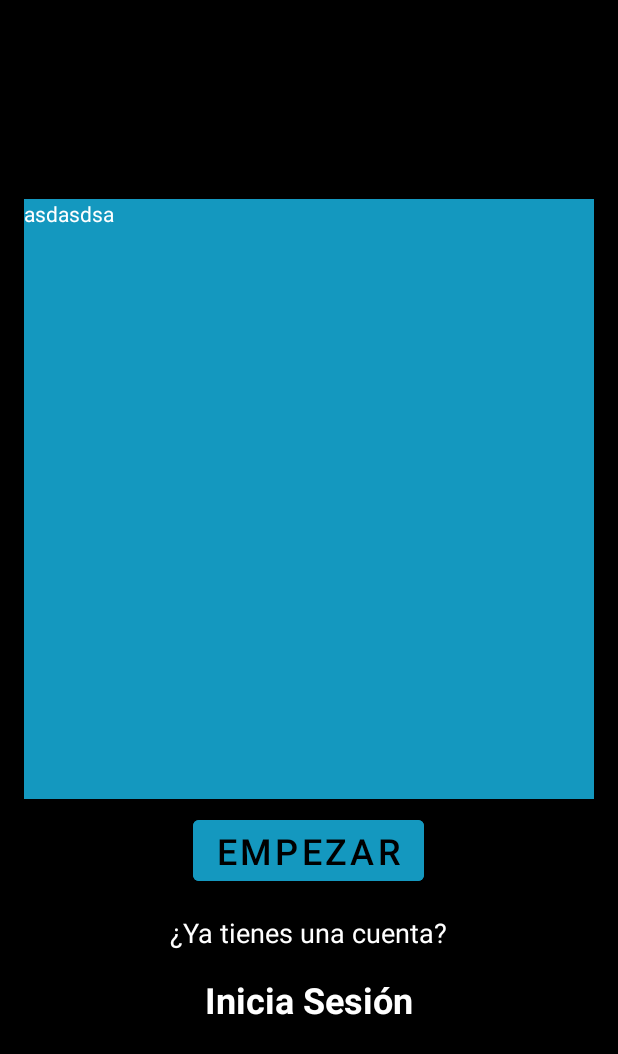
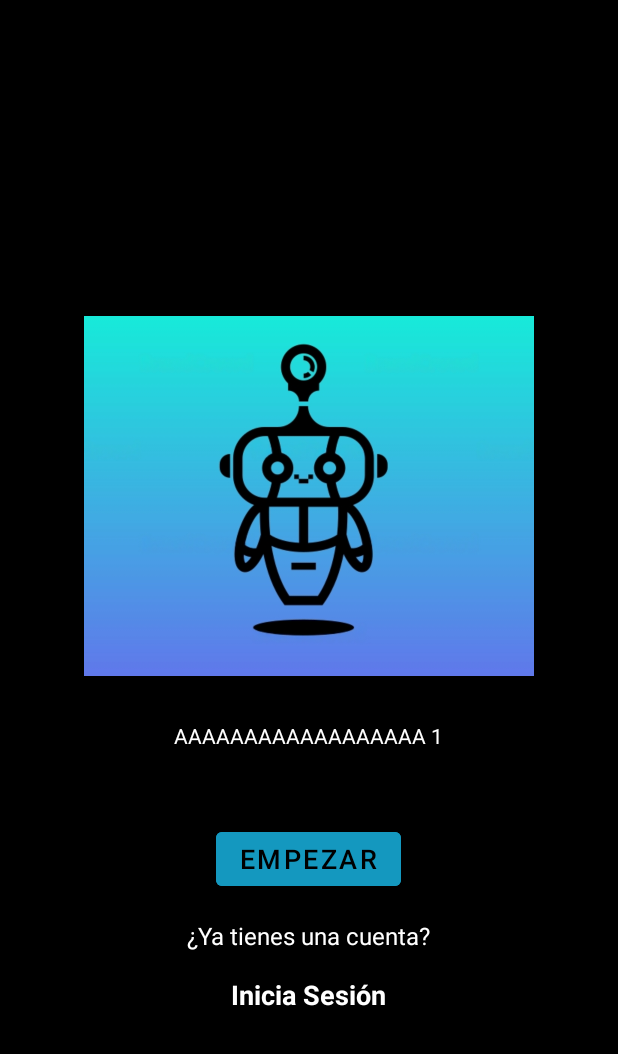
Before and after one commit to Lapiszss01/Proyecto-final-DAM, an Android app: the screen it shows after launch (MainActivity), on a phone screen of 412 x 824 dp. Shown: the top 1054 px of the screen. Run offline under Robolectric (Android 15) with nearby library versions, the phone set to English and light mode, and no system bars.

Commit message:
Vista inicio

```diff
--- a/app/src/main/res/layout/activity_main.xml
+++ b/app/src/main/res/layout/activity_main.xml
@@ -25,7 +25,7 @@
         android:layout_height="wrap_content"
         android:backgroundTint="@color/blueButton"
         android:text="Empezar"
-        android:textSize="24sp"
+        android:textSize="18sp"
         android:layout_marginVertical="8dp"></Button>
 
     <TextView
@@ -33,7 +33,7 @@
         android:layout_height="wrap_content"
         android:text="¿Ya tienes una cuenta?"
         android:textColor="@color/Letters"
-        android:textSize="18sp"
+        android:textSize="16sp"
         android:layout_marginVertical="8dp"></TextView>
 
     <TextView
@@ -42,7 +42,7 @@
         android:layout_height="wrap_content"
         android:text="Inicia Sesión"
         android:textColor="@color/Letters"
-        android:textSize="24sp"
+        android:textSize="18sp"
         android:textStyle="bold"
         android:layout_marginVertical="8dp"></TextView>
 
--- a/app/src/main/res/layout/fragment_first.xml
+++ b/app/src/main/res/layout/fragment_first.xml
@@ -1,16 +1,26 @@
 <?xml version="1.0" encoding="utf-8"?>
-<FrameLayout xmlns:android="http://schemas.android.com/apk/res/android"
+<LinearLayout xmlns:android="http://schemas.android.com/apk/res/android"
     xmlns:tools="http://schemas.android.com/tools"
     android:layout_width="match_parent"
-    android:layout_height="match_parent"
-    android:background="@color/blueButton"
-    tools:context=".ui.ViewPager2.firstFragment">
+    android:layout_height="400dp"
+    android:background="@color/black"
+    tools:context=".ui.ViewPager2.firstFragment"
+    android:orientation="vertical"
+    android:gravity="center"
+    android:layout_gravity="center_vertical">
 
-    <!-- TODO: Update blank fragment layout -->
+    <ImageView
+        android:layout_width="300dp"
+        android:layout_height="300dp"
+        android:src="@drawable/large">
+    </ImageView>
+
     <TextView
-        android:layout_width="match_parent"
-        android:layout_height="match_parent"
-        android:text="asdasdsa"
-        android:textColor="@color/Letters"/>
+        android:layout_width="wrap_content"
+        android:layout_height="wrap_content"
+        android:textColor="@color/Letters"
+        android:text="AAAAAAAAAAAAAAAAAA 1">
 
-</FrameLayout>
+    </TextView>
+
+</LinearLayout>
```
Also changed, not shown: app/src/main/res/layout/fragment_second.xml (+20 -8 lines), app/src/main/res/layout/fragment_third.xml (+20 -8 lines).
